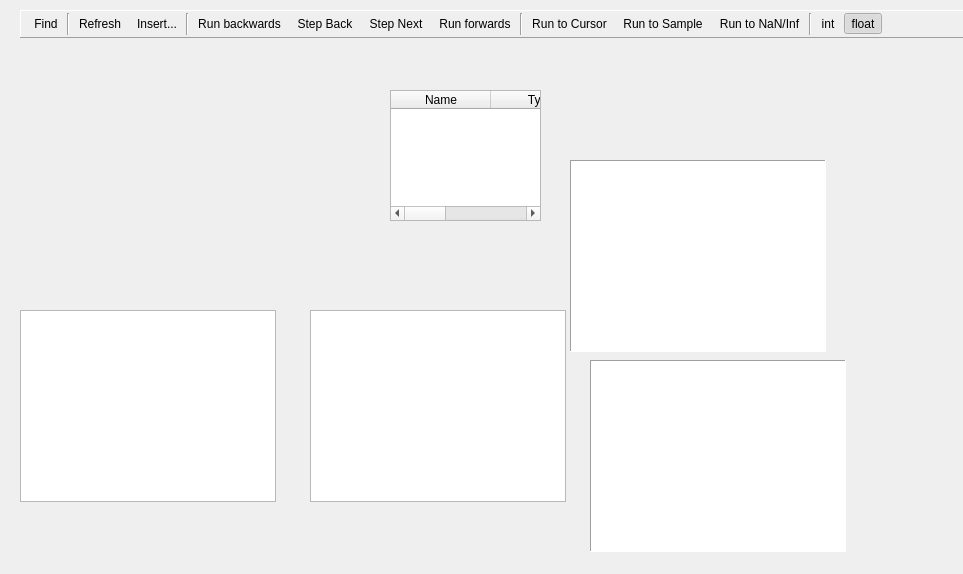
baldurk/renderdoc, file qrenderdoc/Windows/ShaderViewer.ui: the form before one commit.
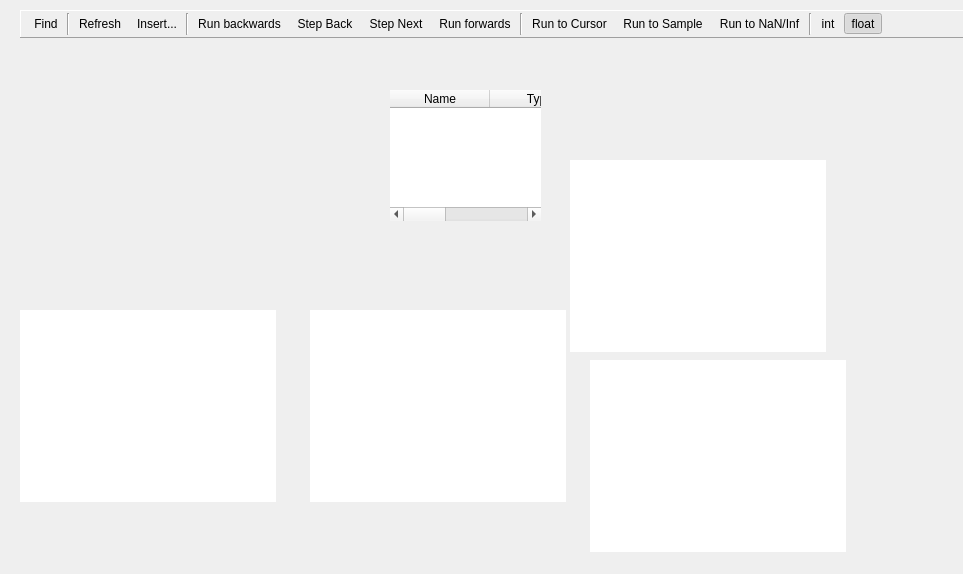
The form after the commit. Icons and pictures are not drawn. Custom widgets are drawn as their Qt base class.

Commit message: Remove unnecessary extra frames from shader viewer displays

What changed in the file:
```diff
--- a/qrenderdoc/Windows/ShaderViewer.ui
+++ b/qrenderdoc/Windows/ShaderViewer.ui
@@ -33,10 +33,7 @@
     </rect>
    </property>
    <property name="frameShape">
-    <enum>QFrame::Panel</enum>
-   </property>
-   <property name="frameShadow">
-    <enum>QFrame::Sunken</enum>
+    <enum>QFrame::NoFrame</enum>
    </property>
    <property name="editTriggers">
     <set>QAbstractItemView::NoEditTriggers</set>
@@ -73,10 +70,7 @@
     </rect>
    </property>
    <property name="frameShape">
-    <enum>QFrame::Panel</enum>
-   </property>
-   <property name="frameShadow">
-    <enum>QFrame::Sunken</enum>
+    <enum>QFrame::NoFrame</enum>
    </property>
    <property name="editTriggers">
     <set>QAbstractItemView::NoEditTriggers</set>
@@ -115,6 +109,9 @@
    <property name="contextMenuPolicy">
     <enum>Qt::PreventContextMenu</enum>
    </property>
+   <property name="frameShape">
+    <enum>QFrame::NoFrame</enum>
+   </property>
    <property name="indentation">
     <number>0</number>
    </property>
@@ -137,6 +134,9 @@
      <height>192</height>
     </rect>
    </property>
+   <property name="frameShape">
+    <enum>QFrame::NoFrame</enum>
+   </property>
    <property name="indentation">
     <number>0</number>
    </property>
@@ -498,6 +498,9 @@
      <height>131</height>
     </rect>
    </property>
+   <property name="frameShape">
+    <enum>QFrame::NoFrame</enum>
+   </property>
    <property name="editTriggers">
     <set>QAbstractItemView::AnyKeyPressed|QAbstractItemView::DoubleClicked|QAbstractItemView::EditKeyPressed|QAbstractItemView::SelectedClicked</set>
    </property>
```
